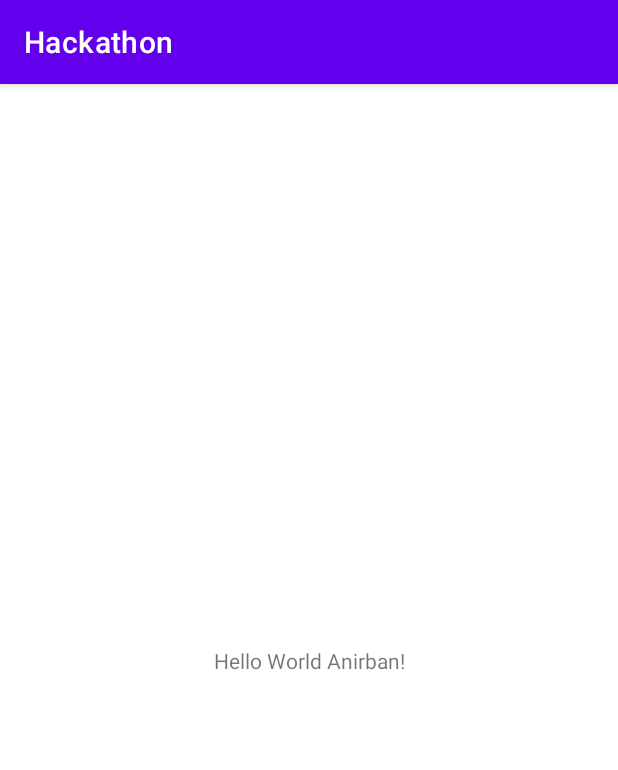
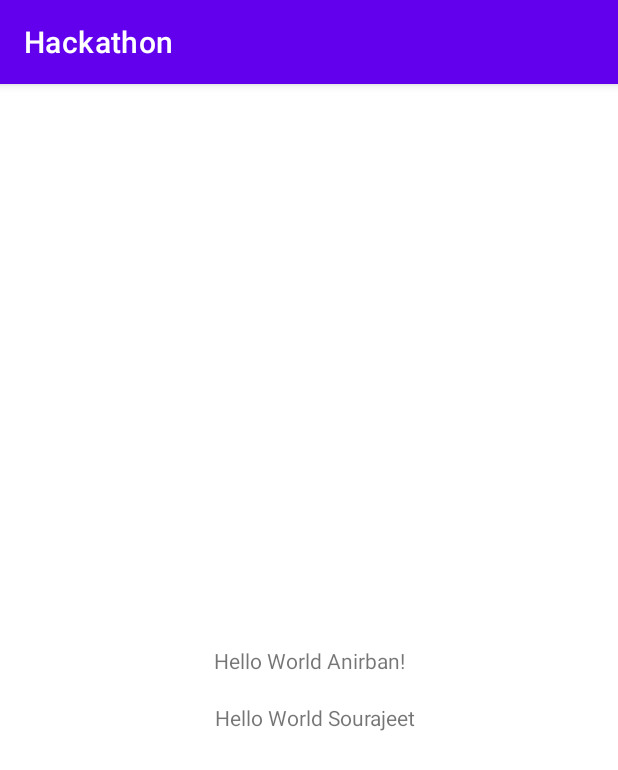
Before and after one commit to phantom-kudo/Hackathon, an Android app: the screen it shows after launch (MainActivity), on a phone screen of 412 x 824 dp. Shown: the top 770 px of the screen. Run offline under Robolectric (Android 15) with nearby library versions, the phone set to English and light mode, and no system bars.

Commit message:
Test Commit 2

```diff
--- a/app/src/main/res/layout/activity_main.xml
+++ b/app/src/main/res/layout/activity_main.xml
@@ -7,6 +7,7 @@
     tools:context=".MainActivity">
 
     <TextView
+        android:id="@+id/textView2"
         android:layout_width="wrap_content"
         android:layout_height="wrap_content"
         android:text="Hello World Anirban!"
@@ -15,4 +16,16 @@
         app:layout_constraintRight_toRightOf="parent"
         app:layout_constraintTop_toTopOf="parent" />
 
+    <TextView
+        android:id="@+id/textView"
+        android:layout_width="wrap_content"
+        android:layout_height="wrap_content"
+        android:text="Hello World Sourajeet"
+        app:layout_constraintBottom_toBottomOf="parent"
+        app:layout_constraintEnd_toEndOf="parent"
+        app:layout_constraintHorizontal_bias="0.516"
+        app:layout_constraintStart_toStartOf="parent"
+        app:layout_constraintTop_toBottomOf="@+id/textView2"
+        app:layout_constraintVertical_bias="0.053" />
+
 </androidx.constraintlayout.widget.ConstraintLayout>
```
